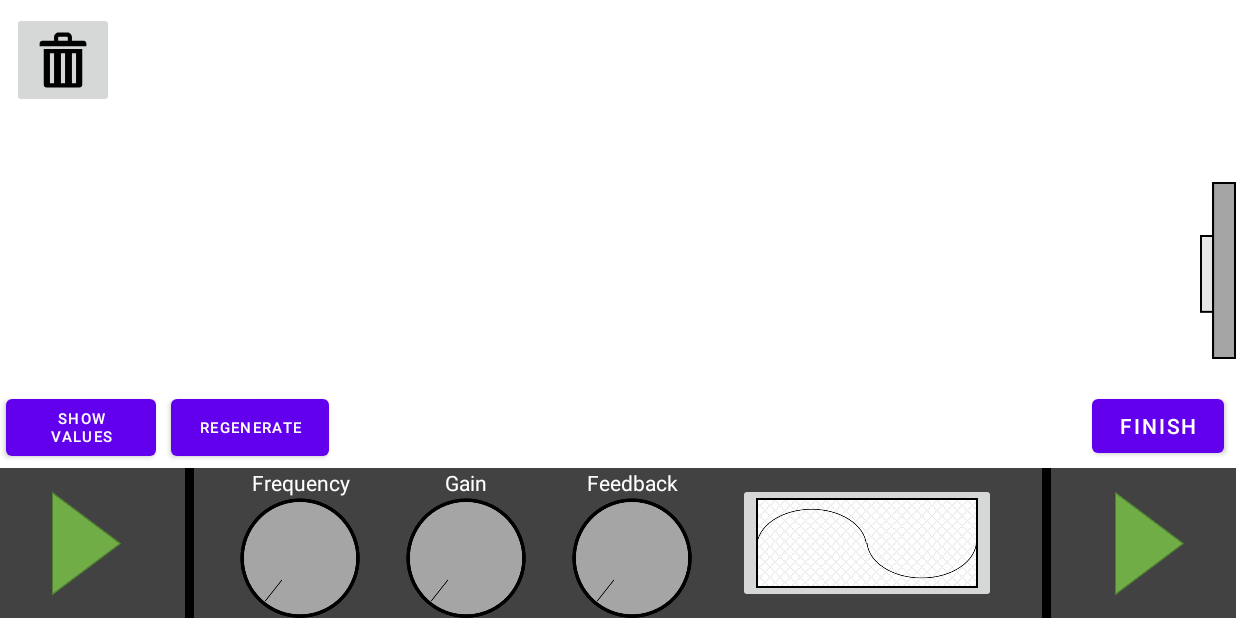
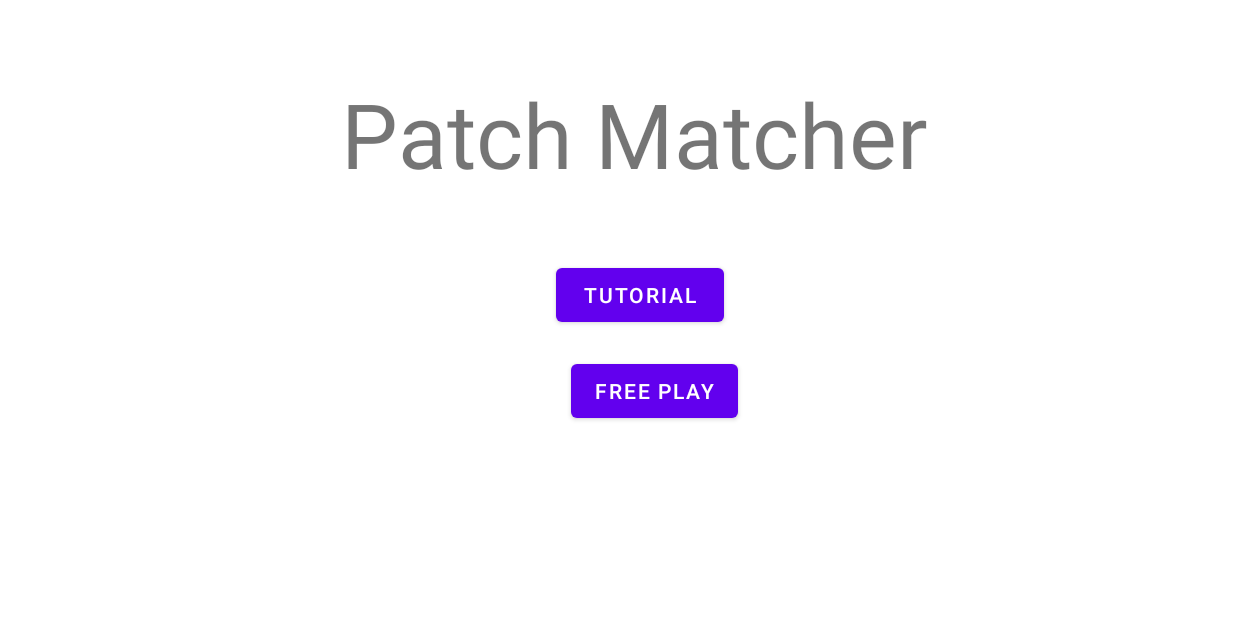
Before and after one commit to JohnKasun/Patch_Matcher, an Android app: the screen it shows after launch (MainActivity before the commit, MenuActivity after it), on a phone screen of 824 x 412 dp (held sideways). Run offline under Robolectric (Android 15) with nearby library versions, the phone set to English and light mode, and no system bars.

Commit message:
Implement basic menu activity

```diff
--- a/app/src/main/res/layout/activity_menu.xml
+++ b/app/src/main/res/layout/activity_menu.xml
@@ -6,4 +6,52 @@
     android:layout_height="match_parent"
     tools:context=".MenuActivity">
 
+    <Button
+        android:id="@+id/freeplayButton"
+        android:layout_width="wrap_content"
+        android:layout_height="wrap_content"
+        android:layout_marginStart="300dp"
+        android:layout_marginTop="8dp"
+        android:layout_marginEnd="300dp"
+        android:layout_marginBottom="135dp"
+        android:onClick="startFreePlay"
+        android:text="Free Play"
+        app:layout_constraintBottom_toBottomOf="parent"
+        app:layout_constraintEnd_toEndOf="parent"
+        app:layout_constraintHorizontal_bias="0.714"
+        app:layout_constraintStart_toStartOf="parent"
+        app:layout_constraintTop_toBottomOf="@+id/tutorialButton"
+        app:layout_constraintVertical_bias="0.0" />
+
+    <Button
+        android:id="@+id/tutorialButton"
+        android:layout_width="112dp"
+        android:layout_height="48dp"
+        android:layout_marginStart="300dp"
+        android:layout_marginTop="180dp"
+        android:layout_marginEnd="300dp"
+        android:layout_marginBottom="8dp"
+        android:onClick="startTutorial"
+        android:text="Tutorial"
+        app:layout_constraintBottom_toTopOf="@+id/freeplayButton"
+        app:layout_constraintEnd_toEndOf="parent"
+        app:layout_constraintHorizontal_bias="0.631"
+        app:layout_constraintStart_toStartOf="parent"
+        app:layout_constraintTop_toTopOf="parent" />
+
+    <TextView
+        android:id="@+id/textView"
+        android:layout_width="398dp"
+        android:layout_height="114dp"
+        android:layout_marginTop="61dp"
+        android:layout_marginBottom="10dp"
+        android:text="Patch Matcher"
+        android:textAppearance="@style/TextAppearance.AppCompat.Small"
+        android:textSize="60sp"
+        app:layout_constraintBottom_toTopOf="@+id/tutorialButton"
+        app:layout_constraintEnd_toEndOf="parent"
+        app:layout_constraintHorizontal_bias="0.534"
+        app:layout_constraintStart_toStartOf="parent"
+        app:layout_constraintTop_toTopOf="parent"
+        app:layout_constraintVertical_bias="1.0" />
 </androidx.constraintlayout.widget.ConstraintLayout>
```
Also changed, not shown: app/src/main/AndroidManifest.xml (+5 -8 lines), app/src/main/java/com/johnkasun/patch_matcher/EvaluationActivity.java (+7 -1 lines), app/src/main/java/com/johnkasun/patch_matcher/GameActivity.java (renamed from app/src/main/java/com/johnkasun/patch_matcher/MainActivity.java, +13 -5 lines), app/src/main/java/com/johnkasun/patch_matcher/MenuActivity.java (+16 -1 lines), app/src/main/res/layout/activity_evaluation.xml (+14 -0 lines), app/src/main/res/layout/activity_game.xml (renamed from app/src/main/res/layout/activity_main.xml, +12 -1 lines), 1 other file.
